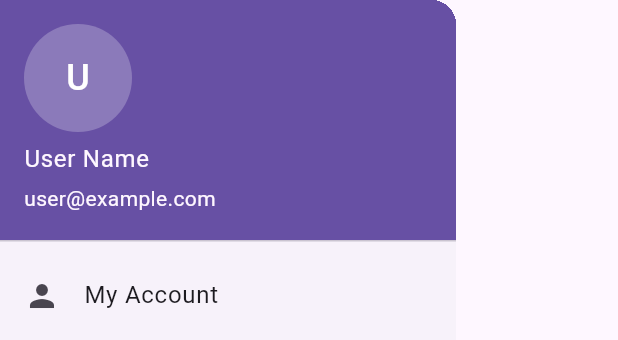
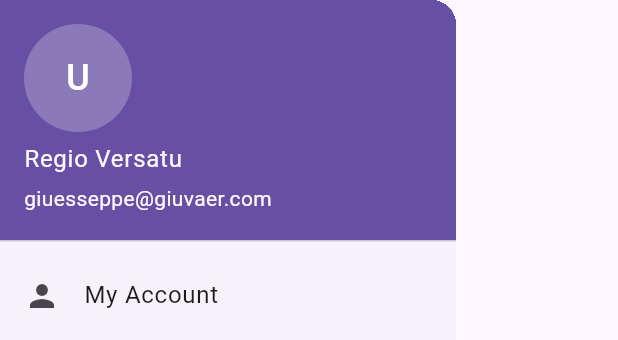
Before and after one commit to Preda-Robert/Mobile_Computing, a Flutter app: the AppDrawer widget shown alone on an empty page, opened directly, on a phone screen of 412 x 824 dp. Shown: the top 340 px of the screen. Run offline on Flutter 3.47's test engine with Material 3 defaults, Android fonts, the phone set to English and light mode, and no system bars.

Commit message:
switched name

```diff
--- a/lib/widgets/app_drawer.dart
+++ b/lib/widgets/app_drawer.dart
@@ -10,8 +10,8 @@ class AppDrawer extends StatelessWidget {
       child: Column(
         children: [
           UserAccountsDrawerHeader(
-            accountName: const Text('User Name'),
-            accountEmail: const Text('user@example.com'),
+            accountName: const Text('Regio Versatu'),
+            accountEmail: const Text('giuesseppe@giuvaer.com'),
             currentAccountPicture: CircleAvatar(
               backgroundColor: Colors.white24,
               child: Text('U', style: TextStyle(fontSize: 24, color: Colors.white)),
```
